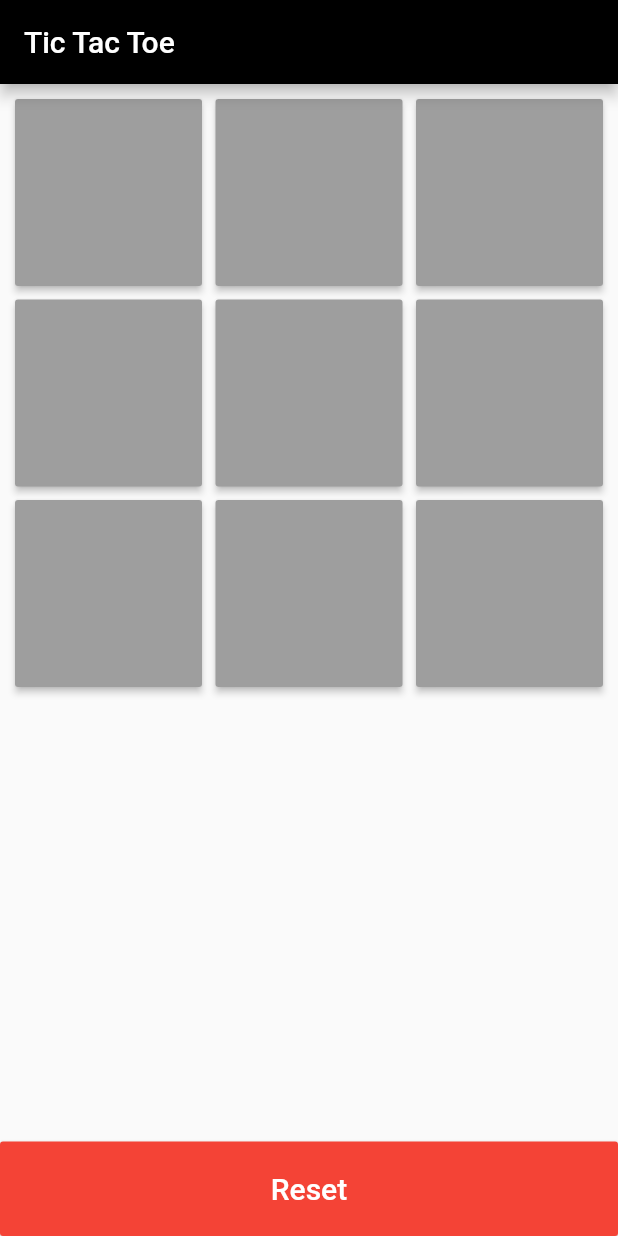
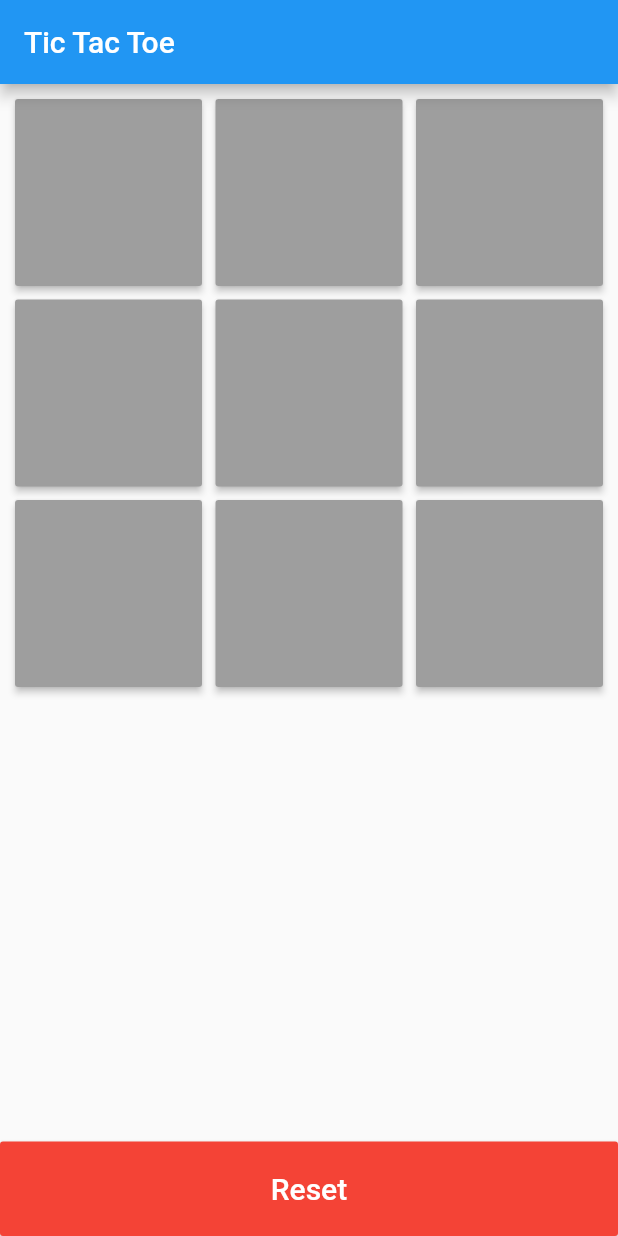
Before and after one commit to abdullahwale/new_tictactoe_app, a Flutter app: the screen it shows after launch, on a phone screen of 412 x 824 dp. Run offline on Flutter 3.47's test engine with Material 2 defaults, Android fonts, the phone set to English and light mode, and no system bars.

Commit message:
Change the Theme Color Blue

```diff
--- a/lib/main.dart
+++ b/lib/main.dart
@@ -7,7 +7,7 @@ class MyApp extends StatelessWidget {
   @override
   Widget build(BuildContext context) {
     return new MaterialApp(
-      theme: new ThemeData(primaryColor: Colors.black),
+      theme: new ThemeData(primaryColor: Colors.blue),
       home: new HomePage(),
     );
   }
```
